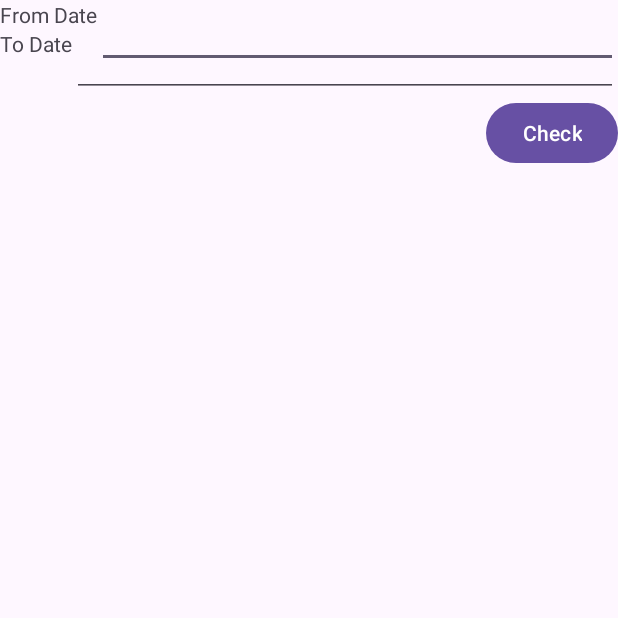
After one commit to manoj2000-crypto/PRN-Android-App, an Android app: the MainActivity5 screen opened directly, with no data from a screen before it, on a phone screen of 412 x 824 dp, the top half of it. The commit adds this screen. Run offline under Robolectric (Android 15) with nearby library versions, the phone set to English and light mode, and no system bars.

Commit message:
newly added files

```diff
--- /dev/null
+++ b/app/src/main/java/com/vtc3pl/prnapp2024v2/MainActivity5.java
@@ -0,0 +1,140 @@
+package com.vtc3pl.prnapp2024v2;
+
+import android.os.Bundle;
+import android.view.View;
+import android.widget.Button;
+import android.widget.EditText;
+import android.widget.TableLayout;
+import android.widget.TableRow;
+import android.widget.TextView;
+
+import androidx.activity.EdgeToEdge;
+import androidx.appcompat.app.AppCompatActivity;
+import androidx.core.graphics.Insets;
+import androidx.core.view.ViewCompat;
+import androidx.core.view.WindowInsetsCompat;
+
+import org.json.JSONArray;
+import org.json.JSONException;
+
+import java.io.IOException;
+
+import okhttp3.Call;
+import okhttp3.Callback;
+import okhttp3.FormBody;
+import okhttp3.OkHttpClient;
+import okhttp3.Request;
+import okhttp3.RequestBody;
+import okhttp3.Response;
+
+public class MainActivity5 extends AppCompatActivity {
+
+    private EditText editTextFromDate, editTextToDate;
+    private Button checkButton;
+    private TableLayout tableLayout;
+
+    @Override
+    protected void onCreate(Bundle savedInstanceState) {
+        super.onCreate(savedInstanceState);
+        EdgeToEdge.enable(this);
+        setContentView(R.layout.activity_main5);
+
+        // Initialize views
+        editTextFromDate = findViewById(R.id.editTextFromDate);
+        editTextToDate = findViewById(R.id.editTextToDate);
+        checkButton = findViewById(R.id.checkButton);
+        tableLayout = findViewById(R.id.tableLayout);
+
+        // Set OnClickListener for the checkButton
+        checkButton.setOnClickListener(new View.OnClickListener() {
+            @Override
+            public void onClick(View v) {
+                // Get fromDate and toDate values
+                String fromDate = editTextFromDate.getText().toString();
+                String toDate = editTextToDate.getText().toString();
+
+                sendPostData(fromDate, toDate);
+            }
+        });
+
+        ViewCompat.setOnApplyWindowInsetsListener(findViewById(R.id.main), (v, insets) -> {
+            Insets systemBars = insets.getInsets(WindowInsetsCompat.Type.systemBars());
+            v.setPadding(systemBars.left, systemBars.top, systemBars.right, systemBars.bottom);
+            return insets;
+        });
+    }
+
+    private void sendPostData(final String fromDate, final String toDate) {
+        OkHttpClient client = new OkHttpClient();
+
+        // Build request body
+        RequestBody requestBody = new FormBody.Builder()
+                .add("fromDate", fromDate)
+                .add("toDate", toDate)
+                .build();
+
+        // Build request
+        Request request = new Request.Builder()
+                .url("http://your_domain.com/fetch_prnnumber_only_prn_app.php")
+                .post(requestBody)
+                .build();
+
+        // Make asynchronous call
+        client.newCall(request).enqueue(new Callback() {
+            @Override
+            public void onFailure(Call call, IOException e) {
+                e.printStackTrace();
+            }
+
+            @Override
+            public void onResponse(Call call, Response response) throws IOException {
+                if (!response.isSuccessful()) {
+                    throw new IOException("Unexpected code " + response);
+                }
+
+                final String responseData = response.body().string();
+
+                // Process JSON response on the main thread
+                runOnUiThread(new Runnable() {
+                    @Override
+                    public void run() {
+                        processJSONResponse(responseData);
+                    }
+                });
+            }
+        });
+    }
+
+    private void processJSONResponse(String jsonResponse) {
+        try {
+            JSONArray jsonArray = new JSONArray(jsonResponse);
+
+            // Clear previous table data
+            tableLayout.removeAllViews();
+
+            // Create table rows dynamically
+            for (int i = 0; i < jsonArray.length(); i++) {
+                TableRow tableRow = new TableRow(this);
+                TextView textViewSrNo = new TextView(this);
+                TextView textViewPRNId = new TextView(this);
+
+                // Set Sr No
+                textViewSrNo.setText(String.valueOf(i + 1));
+
+                // Set PRNId
+                textViewPRNId.setText(jsonArray.getString(i));
+
+                // Add views to the row
+                tableRow.addView(textViewSrNo);
+                tableRow.addView(textViewPRNId);
+
+                // Add row to the table
+                tableLayout.addView(tableRow);
+            }
+        } catch (JSONException e) {
+            e.printStackTrace();
+        }
+    }
+
+
+}
--- /dev/null
+++ b/app/src/main/res/layout/activity_main5.xml
@@ -0,0 +1,61 @@
+<?xml version="1.0" encoding="utf-8"?>
+<androidx.constraintlayout.widget.ConstraintLayout xmlns:android="http://schemas.android.com/apk/res/android"
+    xmlns:app="http://schemas.android.com/apk/res-auto"
+    xmlns:tools="http://schemas.android.com/tools"
+    android:id="@+id/main"
+    android:layout_width="match_parent"
+    android:layout_height="match_parent"
+    tools:context=".MainActivity5">
+
+    <TextView
+        android:id="@+id/textViewFromDate"
+        android:layout_width="wrap_content"
+        android:layout_height="wrap_content"
+        android:text="From Date"
+        app:layout_constraintStart_toStartOf="parent"
+        app:layout_constraintTop_toTopOf="parent" />
+
+    <TextView
+        android:id="@+id/textViewToDate"
+        android:layout_width="wrap_content"
+        android:layout_height="wrap_content"
+        android:text="To Date"
+        app:layout_constraintStart_toStartOf="parent"
+        app:layout_constraintTop_toBottomOf="@id/textViewFromDate" />
+
+    <EditText
+        android:id="@+id/editTextFromDate"
+        android:layout_width="0dp"
+        android:layout_height="wrap_content"
+        android:inputType="date"
+        app:layout_constraintEnd_toEndOf="parent"
+        app:layout_constraintStart_toEndOf="@id/textViewFromDate"
+        app:layout_constraintTop_toTopOf="@id/textViewFromDate" />
+
+    <EditText
+        android:id="@+id/editTextToDate"
+        android:layout_width="0dp"
+        android:layout_height="wrap_content"
+        android:inputType="date"
+        app:layout_constraintEnd_toEndOf="parent"
+        app:layout_constraintStart_toEndOf="@id/textViewToDate"
+        app:layout_constraintTop_toTopOf="@id/textViewToDate" />
+
+
+    <Button
+        android:id="@+id/checkButton"
+        android:layout_width="wrap_content"
+        android:layout_height="wrap_content"
+        android:text="Check"
+        app:layout_constraintEnd_toEndOf="parent"
+        app:layout_constraintTop_toBottomOf="@id/editTextToDate" />
+
+    <TableLayout
+        android:id="@+id/tableLayout"
+        android:layout_width="0dp"
+        android:layout_height="wrap_content"
+        app:layout_constraintEnd_toEndOf="parent"
+        app:layout_constraintStart_toStartOf="parent"
+        app:layout_constraintTop_toBottomOf="@id/checkButton" />
+
+</androidx.constraintlayout.widget.ConstraintLayout>
```
Also changed, not shown: app/src/main/AndroidManifest.xml (+9 -0 lines), app/src/main/java/com/vtc3pl/prnapp2024v2/MainActivity.java (+8 -11 lines), app/src/main/java/com/vtc3pl/prnapp2024v2/MainActivity2.java (+78 -26 lines), app/src/main/java/com/vtc3pl/prnapp2024v2/MainActivity3.java (added, +46 -0 lines), app/src/main/java/com/vtc3pl/prnapp2024v2/MainActivity4.java (added, +63 -0 lines), app/src/main/res/layout/activity_main3.xml (added, +19 -0 lines), app/src/main/res/layout/activity_main4.xml (added, +51 -0 lines), app/src/main/res/values/strings.xml (+8 -0 lines).
